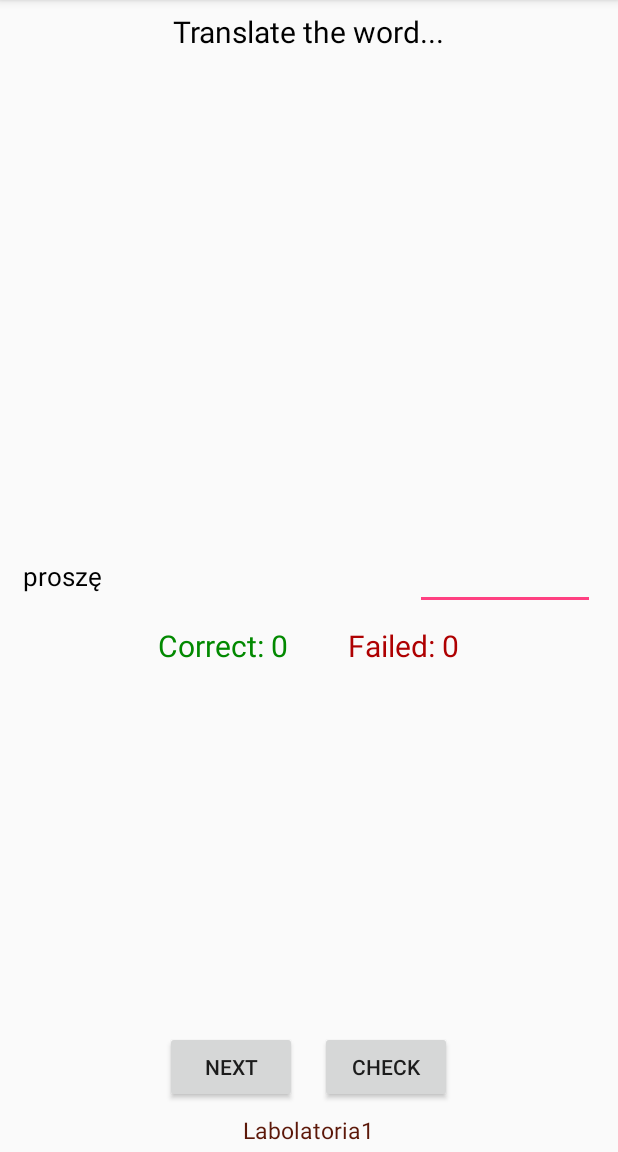
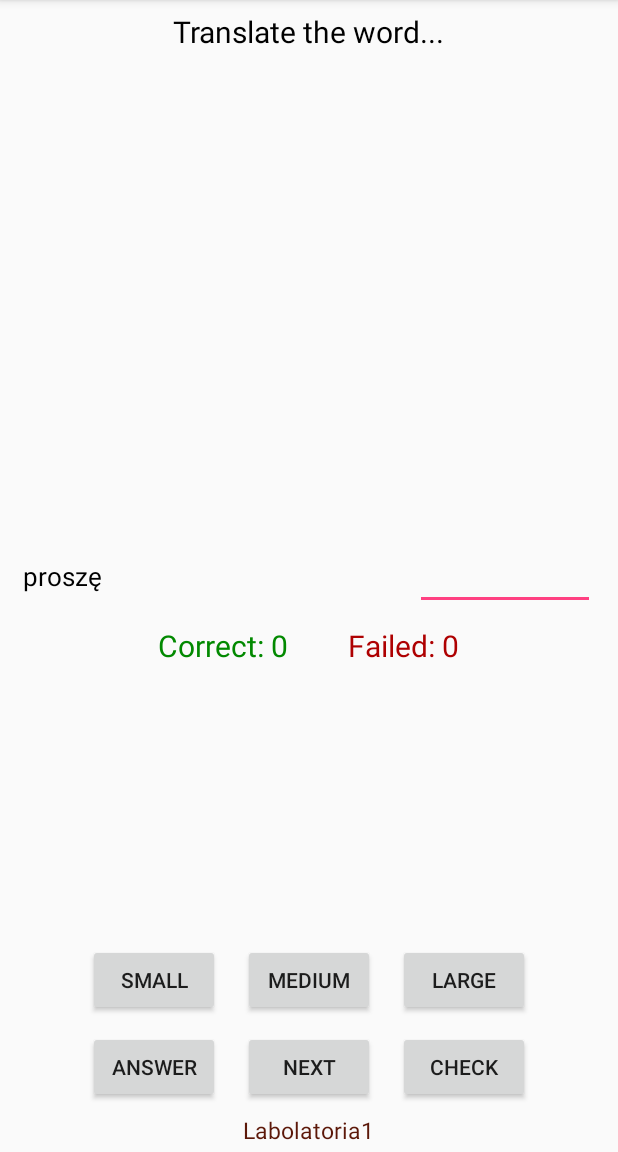
Before and after one commit to Squaess/Android, an Android app: the screen it shows after launch (MainActivity), on a phone screen of 412 x 824 dp, the part 84-1236 px from its top. Run offline under Robolectric (Android 15) with nearby library versions, the phone set to English and light mode, and no system bars.

Commit message:
Modified Lab1 Proj. **arch

```diff
--- a/Lab1/app/src/main/res/layout/activity_main.xml
+++ b/Lab1/app/src/main/res/layout/activity_main.xml
@@ -30,6 +30,38 @@
         android:layout_alignParentRight="true"
         android:layout_centerVertical="true"
         android:maxLines="1" />
+
+    <LinearLayout xmlns:android="http://schemas.android.com/apk/res/android"
+        xmlns:tools="http://schemas.android.com/tools"
+        tools:context="com.example.bartosz.lab1.MainActivity"
+        android:layout_width="wrap_content"
+        android:layout_height="wrap_content"
+        android:layout_above="@id/butID"
+        android:layout_marginBottom="10dp"
+        android:layout_centerHorizontal="true">
+
+        <Button android:id="@+id/sm"
+            android:layout_width="wrap_content"
+            android:layout_height="wrap_content"
+            android:text="@string/Small"
+            android:layout_marginEnd="15dp"
+            android:onClick=""/>
+
+        <Button android:id="@+id/me"
+            android:layout_width="wrap_content"
+            android:layout_height="wrap_content"
+            android:text="@string/Medium"
+            android:layout_marginEnd="15dp"
+            android:onClick=""/>
+
+        <Button android:id="@+id/lg"
+            android:layout_width="wrap_content"
+            android:layout_height="wrap_content"
+            android:text="@string/Large"
+            android:onClick=""/>
+
+    </LinearLayout>
+
     <LinearLayout xmlns:android="http://schemas.android.com/apk/res/android"
         xmlns:tools="http://schemas.android.com/tools"
         tools:context="com.example.bartosz.lab1.MainActivity"
@@ -67,6 +99,13 @@
         android:layout_centerHorizontal="true"
         android:layout_marginBottom="7dp">
 
+        <Button android:id="@+id/answ"
+            android:layout_width="wrap_content"
+            android:layout_height="wrap_content"
+            android:text="@string/ans"
+            android:layout_marginEnd="15dp"
+            android:onClick="answButton"/>
+
         <Button android:id="@+id/b1"
             android:layout_width="wrap_content"
             android:layout_height="wrap_content"
--- a/Lab1/app/src/main/res/values/strings.xml
+++ b/Lab1/app/src/main/res/values/strings.xml
@@ -6,4 +6,8 @@
     <string name="b2">Check</string>
     <string name="cor">Correct: 0</string>
     <string name="fai">Failed: 0</string>
+    <string name="ans">Answer</string>
+    <string name="Small">Small</string>
+    <string name="Medium">Medium</string>
+    <string name="Large">Large</string>
 </resources>
```
Also changed, not shown: Lab1/app/src/main/java/com/example/bartosz/lab1/MainActivity.java (+42 -2 lines).
